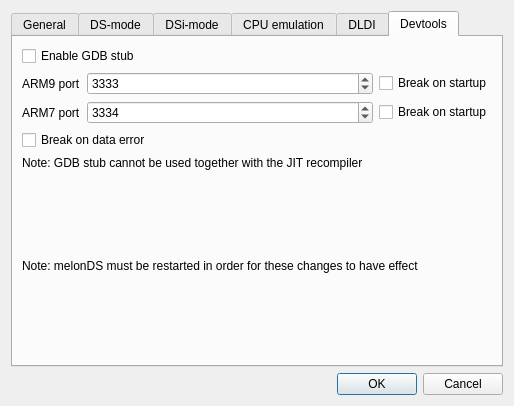
melonDS-emu/melonDS, file src/frontend/qt_sdl/EmuSettingsDialog.ui: the form before one commit.
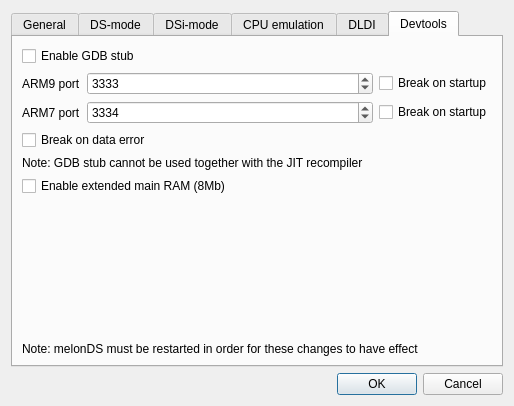
The form after the commit. The open tabs and pages were chosen to show the change. Custom widgets are drawn as their Qt base class.

Commit message: add a flag to enable use of upper 4mb memory in DS mode

```diff
--- a/src/frontend/qt_sdl/EmuSettingsDialog.ui
+++ b/src/frontend/qt_sdl/EmuSettingsDialog.ui
@@ -580,7 +580,7 @@
          </property>
         </widget>
        </item>
-       <item row="5" column="0">
+       <item row="6" column="0">
         <spacer name="verticalSpacer_4">
          <property name="orientation">
           <enum>Qt::Vertical</enum>
@@ -614,7 +614,14 @@
          </property>
         </widget>
        </item>
-       <item row="5" column="0" colspan="7">
+       <item row="5" column="0" colspan="5">
+        <widget class="QCheckBox" name="cbDebugExtendedMem">
+         <property name="text">
+          <string>Enable extended main RAM (8Mb)</string>
+         </property>
+        </widget>
+       </item>
+       <item row="7" column="0" colspan="7">
         <widget class="QLabel" name="label_18">
          <property name="text">
           <string>Note: melonDS must be restarted in order for these changes to have effect</string>
```
The commit also changes 4 other files.
